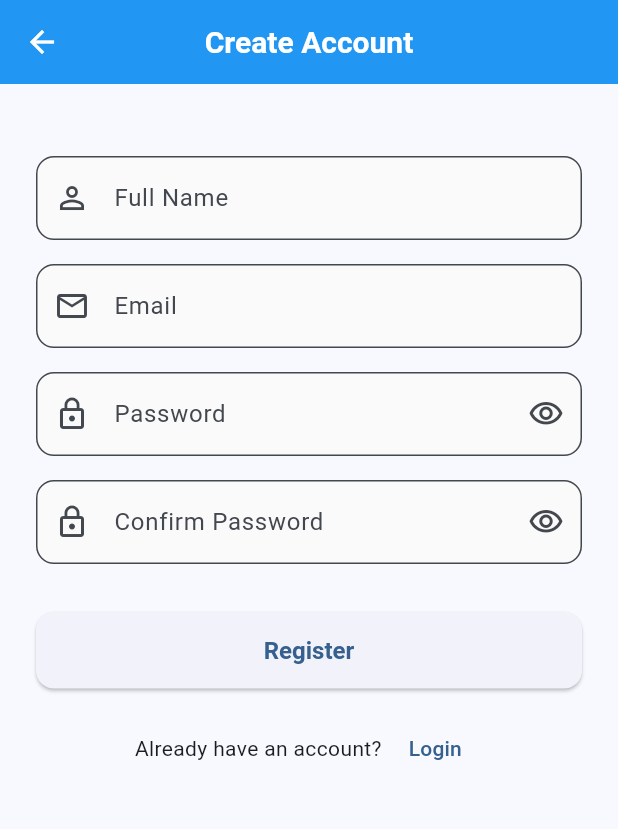
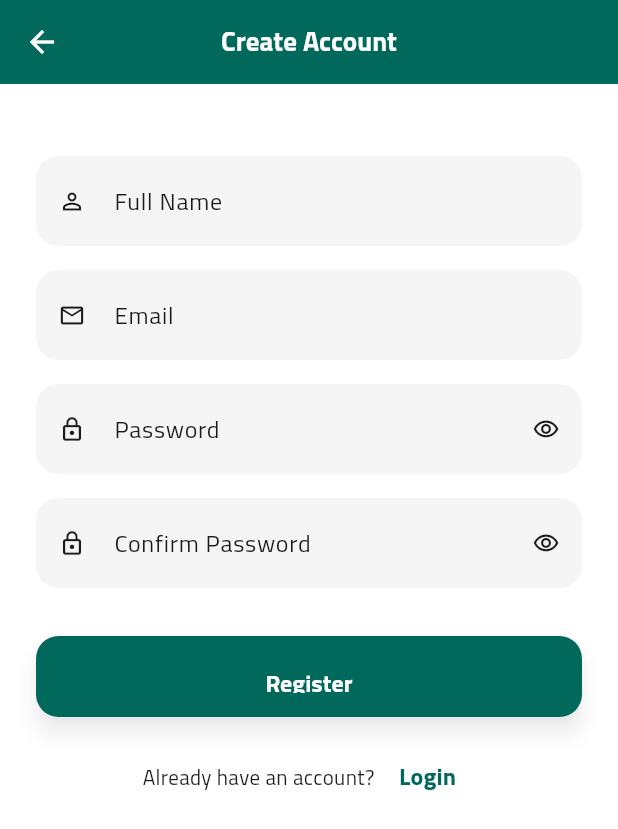
Before and after one commit to En-Ayman-dev/dairy_distribution_app, a Flutter app: the screen it shows after launch, after a tap on "Login", after a tap on "Register", on a phone screen of 412 x 824 dp. Shown: the top 829 px of the screen. Run offline on Flutter 3.47's test engine with Material 3 defaults, Android fonts, the phone set to English and light mode, and no system bars; our stand-ins replace cloud_firestore, connectivity_plus, dartz, equatable, firebase_auth, firebase_core and 9 more; missing offline and left inert: blue_thermal_printer, esc_pos_utils, excel; accounts and stored records are empty.

Commit message:
تحسين التصميم

```diff
--- a/lib/app/themes/app_theme.dart
+++ b/lib/app/themes/app_theme.dart
@@ -43,7 +43,7 @@ class AppTheme {
         foregroundColor: Colors.white,
         titleTextStyle: _safeInterTextStyle(
           fontSize: 20,
-          fontWeight: FontWeight.w600,
+          fontWeight: FontWeight.w700,
           color: Colors.white,
         ),
       ),
@@ -68,7 +68,7 @@ class AppTheme {
           ),
           textStyle: const TextStyle(
             fontSize: 16,
-            fontWeight: FontWeight.w600,
+            fontWeight: FontWeight.w700,
           ),
         ),
       ),
@@ -92,7 +92,7 @@ class AppTheme {
         centerTitle: true,
         titleTextStyle: _safeInterTextStyle(
           fontSize: 20,
-          fontWeight: FontWeight.w600,
+          fontWeight: FontWeight.w700,
         ),
       ),
       cardTheme: CardThemeData(
--- /dev/null
+++ b/lib/core/theme/app_theme.dart
@@ -0,0 +1,213 @@
+import 'package:flutter/material.dart';
+import 'package:google_fonts/google_fonts.dart';
+
+/// A professional, accessible Design System for the app.
+/// - Implements both `lightTheme` and `darkTheme`
+/// - Uses Cairo font family (Arabic friendly)
+/// - Defines colors, typography, shapes and component styles
+class AppTheme {
+  AppTheme._(); // Private constructor to avoid instantiation
+
+  // ---------------------------
+  // Color Palette
+  // ---------------------------
+  // Primary: Deep Emerald Green (#00695C)
+  static const Color _primary = Color(0xFF00695C);
+
+  // Secondary: Golden Amber (#FFC107)
+  static const Color _secondary = Color(0xFFFFC107);
+
+  // Dark Surface: Gunmetal Blue (#102027)
+  static const Color _darkSurface = Color(0xFF102027);
+
+  // Card colors
+  static const Color _cardLight = Color(0xFFFFFFFF); // Pure White
+  static const Color _cardDark = Color(0xFF263238); // Charcoal
+
+  // Neutral accents and supportive colors
+  static const Color _grey100 = Color(0xFFF5F5F5);
+  static const Color _grey300 = Color(0xFFE0E0E0);
+  static const Color _onPrimary = Color(0xFFFFFFFF);
+  static const Color _onSecondary = Color(0xFF000000);
+
+  // Elevations / Shadows
+  static const double _cardElevation = 4.0;
+  static const double _buttonElevation = 6.0; // "heavy shadow"
+
+  // Shape Radii
+  static const double _cardRadius = 20.0;
+  static const double _inputRadius = 15.0;
+  static const double _buttonRadius = 15.0;
+
+  // Button height
+  static const double _buttonHeight = 54.0;
+
+  // ---------------------------
+  // Typography (Cairo)
+  // ---------------------------
+  static TextTheme _cairoTextTheme(TextTheme base) => GoogleFonts.cairoTextTheme(base);
+
+  // Helper to create a complete TextTheme with clear headings and body styles
+  static TextTheme _baseTextTheme(ColorScheme colorScheme) {
+    final base = ThemeData.light().textTheme;
+
+    final textTheme = _cairoTextTheme(base).copyWith(
+      displayLarge: GoogleFonts.cairo(fontSize: 96, fontWeight: FontWeight.bold, color: colorScheme.onBackground),
+      displayMedium: GoogleFonts.cairo(fontSize: 60, fontWeight: FontWeight.bold, color: colorScheme.onBackground),
+      displaySmall: GoogleFonts.cairo(fontSize: 48, fontWeight: FontWeight.bold, color: colorScheme.onBackground),
+      headlineLarge: GoogleFonts.cairo(fontSize: 34, fontWeight: FontWeight.bold, color: colorScheme.onBackground),
+      headlineMedium: GoogleFonts.cairo(fontSize: 24, fontWeight: FontWeight.bold, color: colorScheme.onBackground),
+      headlineSmall: GoogleFonts.cairo(fontSize: 20, fontWeight: FontWeight.bold, color: colorScheme.onBackground),
+      titleLarge: GoogleFonts.cairo(fontSize: 16, fontWeight: FontWeight.w700, color: colorScheme.onBackground),
+      titleMedium: GoogleFonts.cairo(fontSize: 14, fontWeight: FontWeight.w400, color: colorScheme.onBackground),
+      bodyLarge: GoogleFonts.cairo(fontSize: 16, fontWeight: FontWeight.w400, color: colorScheme.onBackground),
+      bodyMedium: GoogleFonts.cairo(fontSize: 14, fontWeight: FontWeight.w400, color: colorScheme.onBackground),
+      labelLarge: GoogleFonts.cairo(fontSize: 16, fontWeight: FontWeight.w700, color: colorScheme.onPrimary),
+      bodySmall: GoogleFonts.cairo(fontSize: 12, fontWeight: FontWeight.w400, color: colorScheme.onBackground),
+      labelMedium: GoogleFonts.cairo(fontSize: 14, fontWeight: FontWeight.w400, color: colorScheme.onBackground),
+      labelSmall: GoogleFonts.cairo(fontSize: 10, fontWeight: FontWeight.w400, color: colorScheme.onBackground),
+      titleSmall: GoogleFonts.cairo(fontSize: 12, fontWeight: FontWeight.w400, color: colorScheme.onBackground),
+    );
+
+    return textTheme;
+  }
+
+  // ---------------------------
+  // Input Decoration Theme
+  // ---------------------------
+  static InputDecorationTheme _inputDecorationTheme(ColorScheme colorScheme) => InputDecorationTheme(
+        filled: true,
+        fillColor: colorScheme.brightness == Brightness.light ? _grey100 : Colors.white10,
+        contentPadding: const EdgeInsets.symmetric(horizontal: 16, vertical: 18),
+        isDense: true,
+        border: OutlineInputBorder(
+          borderRadius: BorderRadius.circular(_inputRadius),
+          borderSide: BorderSide.none,
+        ),
+        enabledBorder: OutlineInputBorder(
+          borderRadius: BorderRadius.circular(_inputRadius),
+          borderSide: BorderSide.none,
+        ),
+        focusedBorder: OutlineInputBorder(
+          borderRadius: BorderRadius.circular(_inputRadius),
+          borderSide: BorderSide(color: _secondary, width: 2.0),
+        ),
+        errorBorder: OutlineInputBorder(
+          borderRadius: BorderRadius.circular(_inputRadius),
+          borderSide: BorderSide(color: Colors.red.shade700, width: 1.5),
+        ),
+        focusedErrorBorder: OutlineInputBorder(
+          borderRadius: BorderRadius.circular(_inputRadius),
+          borderSide: BorderSide(color: Colors.red.shade700, width: 2),
+        ),
+      );
+
+  // ---------------------------
+  // Button Theme (ElevatedButton)
+  // ---------------------------
+  static ElevatedButtonThemeData _elevatedButtonTheme(ColorScheme colorScheme) => ElevatedButtonThemeData(
+        style: ButtonStyle(
+          backgroundColor: MaterialStateProperty.resolveWith((states) => _primary),
+          foregroundColor: MaterialStateProperty.all(_onPrimary),
+          elevation: MaterialStateProperty.resolveWith((states) => _buttonElevation),
+          fixedSize: MaterialStateProperty.resolveWith((states) => Size.fromHeight(_buttonHeight)),
+          padding: MaterialStateProperty.all(const EdgeInsets.symmetric(horizontal: 22)),
+          shape: MaterialStateProperty.all(
+            RoundedRectangleBorder(borderRadius: BorderRadius.circular(_buttonRadius)),
+          ),
+          shadowColor: MaterialStateProperty.all(Colors.black38),
+          textStyle: MaterialStateProperty.all(GoogleFonts.cairo(fontWeight: FontWeight.w700, fontSize: 16)),
+        ),
+      );
+
+  // ---------------------------
+  // Card Theme
+  // ---------------------------
+  static CardThemeData _cardTheme(ColorScheme colorScheme) => CardThemeData(
+        elevation: _cardElevation,
+        margin: const EdgeInsets.symmetric(vertical: 8, horizontal: 12),
+        shape: RoundedRectangleBorder(borderRadius: BorderRadius.circular(_cardRadius)),
+        color: colorScheme.brightness == Brightness.light ? _cardLight : _cardDark,
+      );
+
+  // ---------------------------
+  // AppBar Theme
+  // ---------------------------
+  static AppBarTheme _appBarTheme(ColorScheme colorScheme) => AppBarTheme(
+        color: colorScheme.primary,
+        elevation: 0,
+        centerTitle: true,
+        titleTextStyle: GoogleFonts.cairo(fontSize: 18, fontWeight: FontWeight.w700, color: colorScheme.onPrimary),
+        iconTheme: IconThemeData(color: colorScheme.onPrimary),
+      );
+
+  // ---------------------------
+  // Light Theme
+  // ---------------------------
+  static ThemeData get lightTheme {
+    final ColorScheme colorScheme = ColorScheme.light(
+      primary: _primary,
+      onPrimary: _onPrimary,
+      secondary: _secondary,
+      onSecondary: _onSecondary,
+      background: Colors.white,
+      onBackground: const Color(0xFF1B1B1B),
+      surface: _cardLight,
+      onSurface: const Color(0xFF1B1B1B),
+    );
+
+    final base = ThemeData.light();
+
+    return base.copyWith(
+      colorScheme: colorScheme,
+      scaffoldBackgroundColor: Colors.white,
+      textTheme: _baseTextTheme(colorScheme),
+      primaryColor: _primary,
+      appBarTheme: _appBarTheme(colorScheme),
+      cardTheme: _cardTheme(colorScheme),
+      elevatedButtonTheme: _elevatedButtonTheme(colorScheme),
+      inputDecorationTheme: _inputDecorationTheme(colorScheme),
+      dialogTheme: DialogThemeData(backgroundColor: colorScheme.surface, shape: RoundedRectangleBorder(borderRadius: BorderRadius.circular(12))),
+      floatingActionButtonTheme: FloatingActionButtonThemeData(backgroundColor: _secondary, foregroundColor: _onSecondary, elevation: 6),
+      iconTheme: const IconThemeData(color: Color(0xFF1B1B1B)),
+      dividerColor: _grey300,
+      snackBarTheme: SnackBarThemeData(backgroundColor: colorScheme.onPrimary, contentTextStyle: GoogleFonts.cairo(color: _onPrimary)),
+      bottomNavigationBarTheme: BottomNavigationBarThemeData(backgroundColor: Colors.white, selectedItemColor: _primary, unselectedItemColor: Colors.black54),
+    );
+  }
+
+  // ---------------------------
+  // Dark Theme
+  // ---------------------------
+  static ThemeData get darkTheme {
+    final ColorScheme colorScheme = ColorScheme.dark(
+      primary: _primary,
+      onPrimary: _onPrimary,
+      secondary: _secondary,
+      onSecondary: _onSecondary,
+      background: _darkSurface,
+      onBackground: Colors.white70,
+      surface: _cardDark,
+      onSurface: Colors.white70,
+    );
+
+    final base = ThemeData.dark();
+
+    return base.copyWith(
+      colorScheme: colorScheme,
+      scaffoldBackgroundColor: _darkSurface,
+      textTheme: _baseTextTheme(colorScheme),
+      primaryColor: _primary,
+      appBarTheme: _appBarTheme(colorScheme),
+      cardTheme: _cardTheme(colorScheme),
+      elevatedButtonTheme: _elevatedButtonTheme(colorScheme),
+      inputDecorationTheme: _inputDecorationTheme(colorScheme),
+      dialogTheme: DialogThemeData(backgroundColor: colorScheme.surface, shape: RoundedRectangleBorder(borderRadius: BorderRadius.circular(12))),
+      floatingActionButtonTheme: FloatingActionButtonThemeData(backgroundColor: _secondary, foregroundColor: _onSecondary, elevation: 6),
+      iconTheme: const IconThemeData(color: Colors.white70),
+      dividerColor: Colors.white12,
+      snackBarTheme: SnackBarThemeData(backgroundColor: Colors.black87, contentTextStyle: GoogleFonts.cairo(color: Colors.white)),
+      bottomNavigationBarTheme: BottomNavigationBarThemeData(backgroundColor: _darkSurface, selectedItemColor: _secondary, unselectedItemColor: Colors.white70),
+    );
+  }
+}
--- a/lib/l10n/app_ar.arb
+++ b/lib/l10n/app_ar.arb
@@ -67,4 +67,10 @@
   "productLabel": "المنتج",
   "supplierLabel": "المورد",
   "addPurchaseButtonLabel": "إضافة شراء"
+  ,
+  "supplierNameRequired": "اسم المورد مطلوب",
+  "supplierAddedSuccess": "تم إضافة المورد بنجاح",
+  "supplierUpdatedSuccess": "تم تحديث المورد بنجاح",
+  "supplierDeletedSuccess": "تم حذف المورد بنجاح",
+  "undo": "تراجع"
 }
--- a/lib/l10n/app_en.arb
+++ b/lib/l10n/app_en.arb
@@ -63,4 +63,10 @@
   "productLabel": "Product",
   "supplierLabel": "Supplier",
   "addPurchaseButtonLabel": "Add Purchase"
+  ,
+  "supplierNameRequired": "Supplier name is required",
+  "supplierAddedSuccess": "Supplier added successfully",
+  "supplierUpdatedSuccess": "Supplier updated successfully",
+  "supplierDeletedSuccess": "Supplier deleted successfully",
+  "undo": "Undo"
 }
--- a/lib/l10n/app_localizations.dart
+++ b/lib/l10n/app_localizations.dart
@@ -218,6 +218,13 @@ class AppLocalizations {
   String get productLabel => locale.languageCode == 'ar' ? 'المنتج' : 'Product';
   String get supplierLabel => locale.languageCode == 'ar' ? 'المورد' : 'Supplier';
   String get addPurchaseButtonLabel => locale.languageCode == 'ar' ? 'إضافة شراء' : 'Add Purchase';
+
+  // Suppliers messages and utilities
+  String get supplierNameRequired => locale.languageCode == 'ar' ? 'اسم المورد مطلوب' : 'Supplier name is required';
+  String get supplierAddedSuccess => locale.languageCode == 'ar' ? 'تم إضافة المورد بنجاح' : 'Supplier added successfully';
+  String get supplierUpdatedSuccess => locale.languageCode == 'ar' ? 'تم تحديث المورد بنجاح' : 'Supplier updated successfully';
+  String get supplierDeletedSuccess => locale.languageCode == 'ar' ? 'تم حذف المورد بنجاح' : 'Supplier deleted successfully';
+  String get undo => locale.languageCode == 'ar' ? 'تراجع' : 'Undo';
 }
 
 class _AppLocalizationsDelegate extends LocalizationsDelegate<AppLocalizations> {
--- a/lib/main.dart
+++ b/lib/main.dart
@@ -34,7 +34,7 @@ import 'presentation/views/payments/payments_screen.dart';
 import 'features/settings/settings_page.dart';
 import 'presentation/views/splash/splash_screen.dart';
 import 'app/routes/app_routes.dart';
-import 'app/themes/app_theme.dart';
+import 'core/theme/app_theme.dart';
 import 'features/settings/settings_notifier.dart';
 import 'domain/entities/customer.dart';
 
--- a/lib/presentation/views/customers/customer_detail_screen.dart
+++ b/lib/presentation/views/customers/customer_detail_screen.dart
@@ -229,7 +229,7 @@ class _CustomerDetailScreenState extends State<CustomerDetailScreen> {
                 value,
                 style: const TextStyle(
                   fontSize: 16,
-                  fontWeight: FontWeight.w500,
+                  fontWeight: FontWeight.w400,
                 ),
               ),
             ],
@@ -301,7 +301,7 @@ class _CustomerDetailScreenState extends State<CustomerDetailScreen> {
         style: TextStyle(
           color: color,
           fontSize: 10,
-          fontWeight: FontWeight.w600,
+          fontWeight: FontWeight.w700,
         ),
       ),
     );
--- a/lib/presentation/views/customers/customer_list_screen.dart
+++ b/lib/presentation/views/customers/customer_list_screen.dart
@@ -172,7 +172,7 @@ class _CustomerListScreenState extends State<CustomerListScreen> {
         ),
         title: Text(
           customer.name,
-          style: const TextStyle(fontWeight: FontWeight.w600),
+          style: const TextStyle(fontWeight: FontWeight.w700),
         ),
         subtitle: Column(
           crossAxisAlignment: CrossAxisAlignment.start,
@@ -183,7 +183,7 @@ class _CustomerListScreenState extends State<CustomerListScreen> {
                 '${AppLocalizations.of(context)!.outstandingLabel}: ريال${customer.balance.toStringAsFixed(2)}',
                 style: const TextStyle(
                   color: Colors.red,
-                  fontWeight: FontWeight.w500,
+                  fontWeight: FontWeight.w400,
                 ),
               ),
           ],
--- a/lib/presentation/views/home/home_screen.dart
+++ b/lib/presentation/views/home/home_screen.dart
@@ -384,7 +384,7 @@ class _HomeScreenState extends State<HomeScreen> {
         style: TextStyle(
           color: color,
           fontSize: 12,
-          fontWeight: FontWeight.w600,
+          fontWeight: FontWeight.w700,
         ),
       ),
     );
--- a/lib/presentation/views/reports/reports_screen.dart
+++ b/lib/presentation/views/reports/reports_screen.dart
@@ -180,7 +180,7 @@ class _ReportsScreenState extends State<ReportsScreen> {
   }) {
     // هذا هو الـ consumer الذي سيعرض مؤشر التحميل
     // سيتم إضافته لاحقاً في ReportViewModel
-    final vm = context.watch<ReportViewModel>();
+    final _ = context.watch<ReportViewModel>();
 
     return Card(
       margin: const EdgeInsets.only(bottom: 16),
--- a/lib/presentation/widgets/receipt_widget.dart
+++ b/lib/presentation/widgets/receipt_widget.dart
@@ -207,7 +207,7 @@ class ReceiptWidget extends StatelessWidget {
                           item.productName,
                           style: const TextStyle(
                             fontSize: 14,
-                            fontWeight: FontWeight.w600,
+                            fontWeight: FontWeight.w700,
                             color: Colors.black,
                           ),
                         ),
--- a/pubspec.yaml
+++ b/pubspec.yaml
@@ -134,6 +134,8 @@ flutter:
     - family: Cairo
       fonts:
         - asset: assets/fonts/Cairo-Regular.ttf
+        - asset: assets/fonts/Cairo-Bold.ttf
+          weight: 700
   #
   # For details regarding fonts from package dependencies,
   # see https://flutter.dev/to/font-from-package
```
Also changed, not shown: lib/presentation/views/suppliers/supplier_list_screen.dart (+174 -92 lines).
